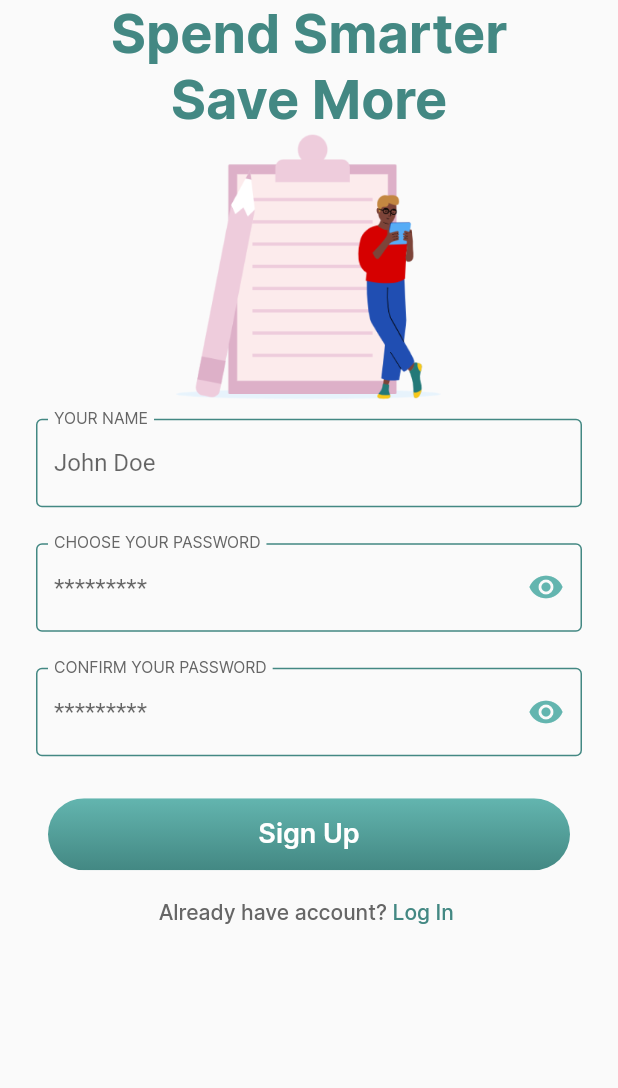
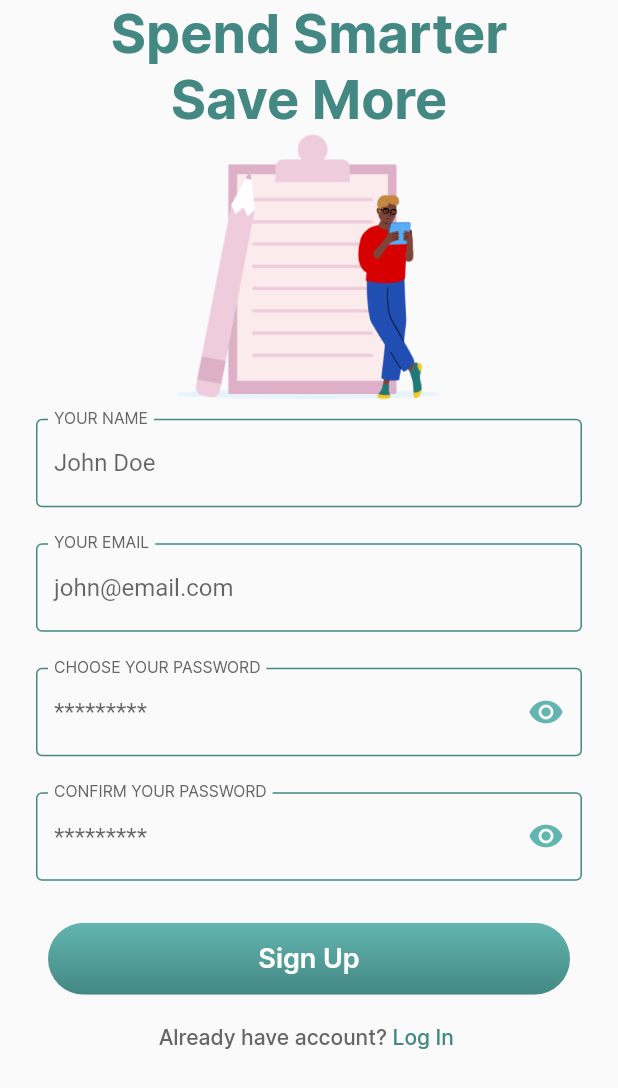
Before and after one commit to devkaio/financy_app, a Flutter app: the screen it shows after launch, on a phone screen of 412 x 824 dp. Shown: the top 1088 px of the screen. Run offline on Flutter 3.47's test engine with Material 2 defaults, Android fonts, the phone set to English and light mode, and no system bars.

Commit message:
adiciona campo de email

```diff
--- a/lib/features/sign_up/sign_up_page.dart
+++ b/lib/features/sign_up/sign_up_page.dart
@@ -41,6 +41,10 @@ class SignUpPage extends StatelessWidget {
                 CustomTextFormField(
                   labelText: "your name",
                   hintText: "John Doe",
+                ),
+                CustomTextFormField(
+                  labelText: "your email",
+                  hintText: "john@email.com",
                 ),
                 PasswordFormField(
                   labelText: "choose your password",
```
